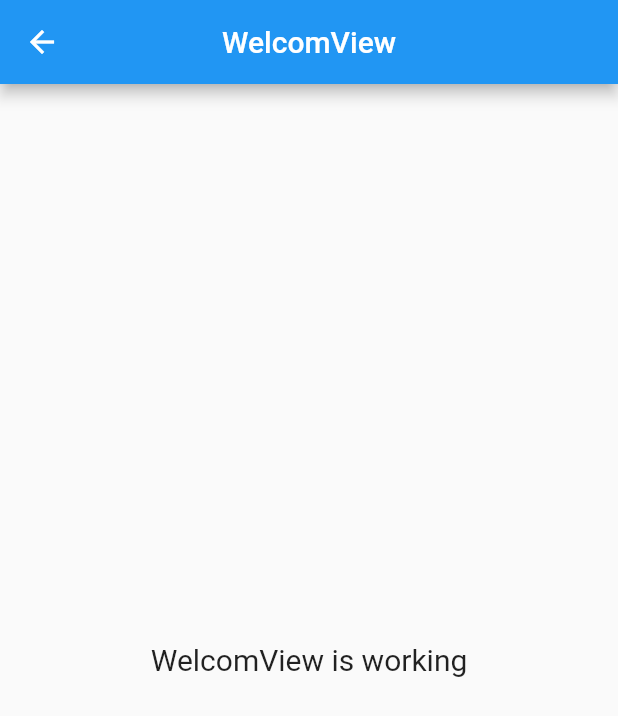
After one commit to Mukhammadaliti/american_dream_messenger, a Flutter app: the WelcomView screen opened by its route, on a phone screen of 412 x 824 dp. The commit adds this screen. Shown: the top 716 px of the screen. Run offline on Flutter 3.47's test engine with Material 2 defaults, Android fonts, the phone set to English and light mode, and no system bars; our stand-ins replace get.

Commit message:
add welcom moduls

```diff
--- /dev/null
+++ b/lib/app/modules/welcom/views/welcom_view.dart
@@ -0,0 +1,24 @@
+import 'package:flutter/material.dart';
+
+import 'package:get/get.dart';
+
+import '../controllers/welcom_controller.dart';
+
+class WelcomView extends GetView<WelcomController> {
+  const WelcomView({Key? key}) : super(key: key);
+  @override
+  Widget build(BuildContext context) {
+    return Scaffold(
+      appBar: AppBar(
+        title: const Text('WelcomView'),
+        centerTitle: true,
+      ),
+      body: const Center(
+        child: Text(
+          'WelcomView is working',
+          style: TextStyle(fontSize: 20),
+        ),
+      ),
+    );
+  }
+}
--- a/lib/app/routes/app_pages.dart
+++ b/lib/app/routes/app_pages.dart
@@ -2,6 +2,8 @@
 
 import '../modules/home/bindings/home_binding.dart';
 import '../modules/home/views/home_view.dart';
+import '../modules/welcom/bindings/welcom_binding.dart';
+import '../modules/welcom/views/welcom_view.dart';
 
 part 'app_routes.dart';
 
@@ -16,5 +18,10 @@
       page: () => const HomeView(),
       binding: HomeBinding(),
     ),
+    GetPage(
+      name: _Paths.WELCOM,
+      page: () => const WelcomView(),
+      binding: WelcomBinding(),
+    ),
   ];
 }
--- a/lib/app/routes/app_routes.dart
+++ b/lib/app/routes/app_routes.dart
@@ -4,9 +4,11 @@
 abstract class Routes {
   Routes._();
   static const HOME = _Paths.HOME;
+  static const WELCOM = _Paths.WELCOM;
 }
 
 abstract class _Paths {
   _Paths._();
   static const HOME = '/home';
+  static const WELCOM = '/welcom';
 }
```
Also changed, not shown: lib/app/modules/welcom/bindings/welcom_binding.dart (added, +12 -0 lines), lib/app/modules/welcom/controllers/welcom_controller.dart (added, +23 -0 lines).
